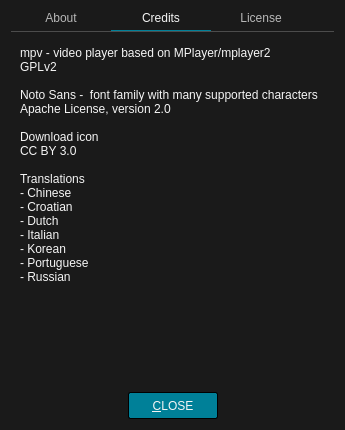
u8sand/Baka-MPlayer, file src/ui/aboutdialog.ui: the form before one commit.
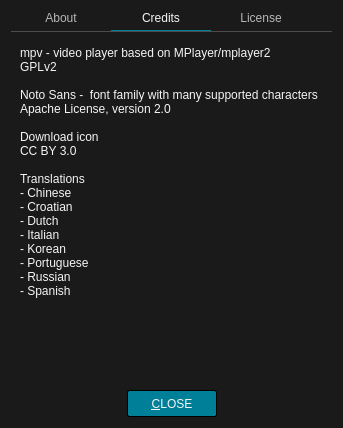
The form after the commit. The open tabs and pages were chosen to show the change. Icons and pictures are not drawn.

Commit message: Spanish language.

Diff of the .ui file:
```diff
--- a/src/ui/aboutdialog.ui
+++ b/src/ui/aboutdialog.ui
@@ -6,8 +6,8 @@
    <rect>
     <x>0</x>
     <y>0</y>
-    <width>345</width>
-    <height>430</height>
+    <width>343</width>
+    <height>428</height>
    </rect>
   </property>
   <property name="windowTitle">
@@ -234,7 +234,8 @@
 - Italian &lt;Aloysius&gt;
 - Korean &lt;godly-devotion&gt;
 - Portuguese &lt;u8sand&gt;
-- Russian &lt;suhr&gt;</string>
+- Russian &lt;suhr&gt;
+- Spanish &lt;Alfredo Ramos&gt;</string>
          </property>
         </widget>
        </item>
```
Left out of the diff: 2 changed lines with no effect on the pictures. The commit also changes 9 other files.
